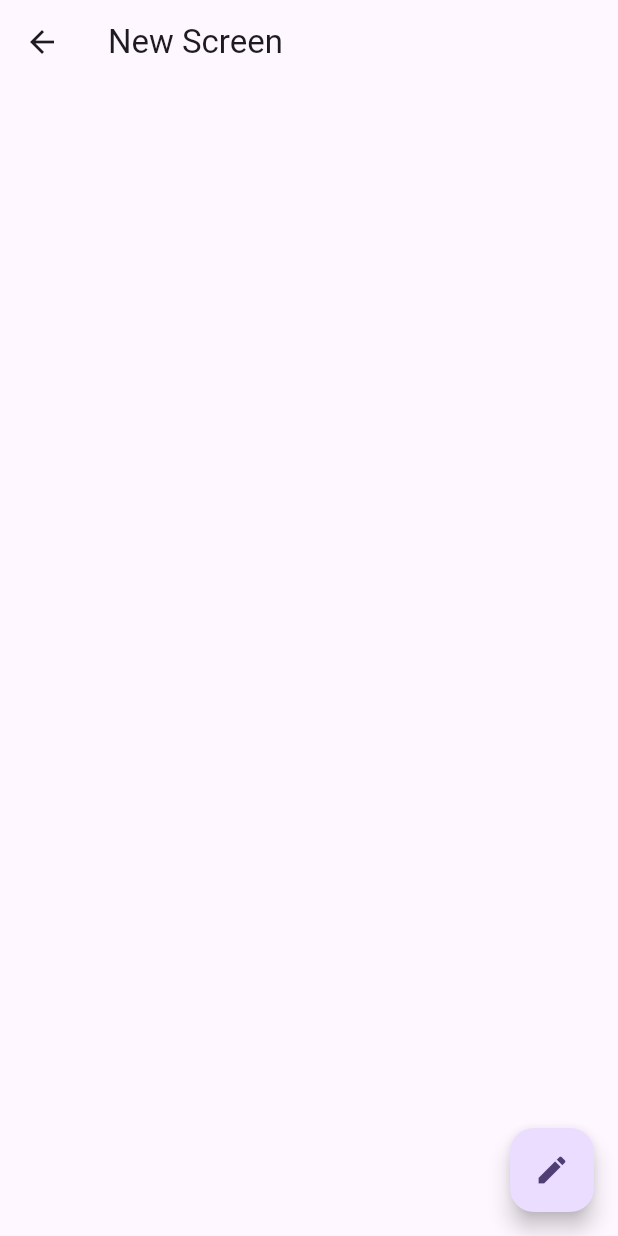
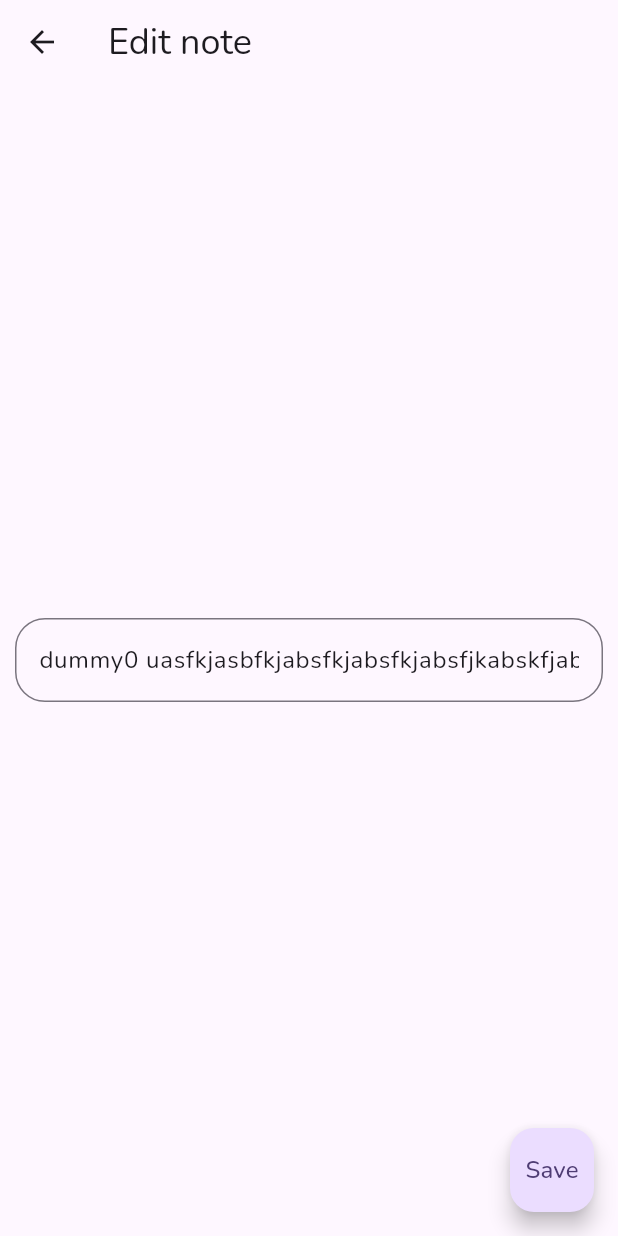
Before and after one commit to MogaDenis/ToDo-List-App, a Flutter app: the screen it shows after launch, after a tap on the "add" icon, after a tap on the "edit" icon, on a phone screen of 412 x 824 dp. Run offline on Flutter 3.47's test engine with Material 3 defaults, Android fonts, the phone set to English and light mode, and no system bars; our stand-ins replace google_fonts.

Commit message:
Now notes can be edited

```diff
--- /dev/null
+++ b/lib/constants/constants.dart
@@ -0,0 +1,24 @@
+import 'package:flutter/material.dart';
+import 'package:google_fonts/google_fonts.dart';
+
+class ColorConstants {
+  static const Color black = Colors.black;
+  static const Color white = Colors.white;
+}
+
+class FontConstants {
+  static String robotoFont = GoogleFonts.roboto().fontFamily!;
+  static String nunitoFont = GoogleFonts.nunito().fontFamily!;
+}
+
+class TextStyleConstants {
+  static TextStyle textStyleSmall = TextStyle(
+    fontFamily: GoogleFonts.nunito().fontFamily,
+    fontSize: 16,
+  );
+
+  static TextStyle textStyleLarge = TextStyle(
+    fontFamily: GoogleFonts.nunito().fontFamily,
+    fontSize: 24,
+  );
+}
--- a/lib/main.dart
+++ b/lib/main.dart
@@ -1,4 +1,5 @@
 import 'package:flutter/material.dart';
+import 'package:todo_list_app/constants/constants.dart';
 import 'package:todo_list_app/controller/controller.dart';
 import 'package:todo_list_app/model/todo_item.dart';
 import 'package:todo_list_app/notifications/notifications.dart';
@@ -89,7 +90,10 @@ class _HomePageState extends State<HomePage> {
     return Scaffold(
       appBar: AppBar(
         backgroundColor: Theme.of(context).colorScheme.inversePrimary,
-        title: Text(widget.title),
+        title: Text(
+          widget.title,
+          style: TextStyleConstants.textStyleLarge,
+        ),
         actions: <Widget>[
           Container(
             margin: const EdgeInsets.all(10),
@@ -105,7 +109,7 @@ class _HomePageState extends State<HomePage> {
                 },
               ),
             ),
-          )
+          ),
         ],
       ),
       body: Column(
@@ -126,7 +130,8 @@ class _HomePageState extends State<HomePage> {
                         widget._controller,
                         context);
                   }),
-          )),
+            ),
+          ),
         ],
       ),
       floatingActionButton: FloatingActionButton.small(
--- a/lib/widgets/editTodoItemWidget/edit_todo_item_widget.dart
+++ b/lib/widgets/editTodoItemWidget/edit_todo_item_widget.dart
@@ -1,14 +1,18 @@
 import 'package:flutter/material.dart';
+import 'package:todo_list_app/constants/constants.dart';
 import 'package:todo_list_app/model/todo_item.dart';
 import 'package:todo_list_app/notifications/notifications.dart';
 
 class EditItemScreen extends StatefulWidget {
   late final ToDoItem _toDoItem;
   late final BuildContext _parentContext;
+  late final TextEditingController _textEditingController;
 
   EditItemScreen(ToDoItem toDoItem, BuildContext parentContext, {super.key}) {
     _toDoItem = toDoItem;
     _parentContext = parentContext;
+    _textEditingController =
+        TextEditingController(text: toDoItem.getDescription());
   }
 
   @override
@@ -19,12 +23,34 @@ class _EditItemScreenState extends State<EditItemScreen> {
   @override
   Widget build(BuildContext context) {
     return Scaffold(
-      appBar: AppBar(title: const Text('New Screen')),
-      floatingActionButton: FloatingActionButton(onPressed: () {
-        widget._toDoItem.changeDescription("It works");
-        const ModifiedItemNotification().dispatch(widget._parentContext);
-      },
-      child: const Icon(Icons.edit),
+      appBar: AppBar(
+        title: Text(style: TextStyleConstants.textStyleLarge, 'Edit note'),
+      ),
+      body: Padding(
+        padding: const EdgeInsets.all(10.0),
+        child: Center(
+          child: TextField(
+            style: TextStyleConstants.textStyleSmall,
+            controller: widget._textEditingController,
+            decoration: const InputDecoration(
+              border: OutlineInputBorder(
+                borderRadius: BorderRadius.all(Radius.circular(20)),
+              ),
+            ),
+          ),
+        ),
+      ),
+      floatingActionButton: FloatingActionButton(
+        onPressed: () {
+          widget._toDoItem
+              .changeDescription(widget._textEditingController.text);
+          const ModifiedItemNotification().dispatch(widget._parentContext);
+          Navigator.of(context).pop();
+        },
+        child: Padding(
+          padding: const EdgeInsets.all(3.0),
+          child: Text(style: TextStyleConstants.textStyleSmall, "Save"),
+        ),
       ),
     );
   }
--- a/lib/widgets/todoItemWidget/todo_item_widget.dart
+++ b/lib/widgets/todoItemWidget/todo_item_widget.dart
@@ -1,4 +1,5 @@
 import 'package:flutter/material.dart';
+import 'package:todo_list_app/constants/constants.dart';
 import 'package:todo_list_app/controller/controller.dart';
 import 'package:todo_list_app/model/todo_item.dart';
 import 'package:todo_list_app/notifications/notifications.dart';
@@ -9,7 +10,9 @@ class ToDoItemWidget extends StatefulWidget {
   late final Controller _toDoItemsController;
   late final BuildContext _parentContext;
 
-  ToDoItemWidget(ToDoItem toDoItem, Controller toDoItemsController, BuildContext parentContext, {super.key}) {
+  ToDoItemWidget(ToDoItem toDoItem, Controller toDoItemsController,
+      BuildContext parentContext,
+      {super.key}) {
     _toDoItem = toDoItem;
     _toDoItemsController = toDoItemsController;
     _parentContext = parentContext;
@@ -22,11 +25,30 @@ class ToDoItemWidget extends StatefulWidget {
 class _ToDoItemWidgetState extends State<ToDoItemWidget> {
   @override
   Widget build(BuildContext context) {
-    return Container(
+    return MouseRegion(
+      cursor: SystemMouseCursors.click,
+      child: GestureDetector(
+        onTap: () {
+          showDialog(
+            context: context,
+            builder: (context) => AlertDialog(
+              alignment: Alignment.center,
+              content: Padding(
+                padding: const EdgeInsets.all(10.0),
+                child: Text(
+                  widget._toDoItem.getDescription(),
+                  textAlign: TextAlign.center,
+                  style: TextStyleConstants.textStyleSmall,
+                ),
+              ),
+            ),
+          );
+        },
+        child: Container(
           margin: const EdgeInsets.all(10),
           padding: const EdgeInsets.fromLTRB(10, 10, 50, 10),
           decoration: const BoxDecoration(
-        color:  Colors.blue,
+            color: Colors.blue,
             borderRadius: BorderRadius.all(Radius.circular(20)),
           ),
           child: Row(
@@ -34,18 +56,37 @@ class _ToDoItemWidgetState extends State<ToDoItemWidget> {
               Column(
                 mainAxisAlignment: MainAxisAlignment.spaceBetween,
                 children: <Widget>[
-              IconButton(icon: const Icon(Icons.edit), onPressed: () {
-                Navigator.of(context).push(MaterialPageRoute(builder: (context) => EditItemScreen(widget._toDoItem, widget._parentContext)));
+                  IconButton(
+                      icon: const Icon(Icons.edit),
+                      onPressed: () {
+                        Navigator.of(context).push(MaterialPageRoute(
+                            builder: (context) => EditItemScreen(
+                                widget._toDoItem, widget._parentContext)));
                       }),
-              IconButton(icon: const Icon(Icons.delete), onPressed: () {
-                widget._toDoItemsController.removeItem(widget._toDoItem); // Delete the item.
-                const DeletedItemNotification().dispatch(context); // Send notification to the parent widget.
-              })
+                  IconButton(
+                      icon: const Icon(Icons.delete),
+                      onPressed: () {
+                        widget._toDoItemsController
+                            .removeItem(widget._toDoItem); // Delete the item.
+                        const DeletedItemNotification().dispatch(
+                            context); // Send notification to the parent widget.
+                      }),
                 ],
               ),
-          Text((widget._toDoItem.getDescription().length > 25) ? "${widget._toDoItem.getDescription().substring(0, 25)}..." : widget._toDoItem.getDescription()),
+              Expanded(
+                child: Align(
+                  alignment: Alignment.center,
+                  child: Text(
+                      style: TextStyleConstants.textStyleSmall,
+                      (widget._toDoItem.getDescription().length > 25)
+                          ? "${widget._toDoItem.getDescription().substring(0, 25)}..."
+                          : widget._toDoItem.getDescription()),
+                ),
+              ),
             ],
-      )
+          ),
+        ),
+      ),
     );
   }
 }
--- a/pubspec.yaml
+++ b/pubspec.yaml
@@ -35,6 +35,7 @@ dependencies:
   # The following adds the Cupertino Icons font to your application.
   # Use with the CupertinoIcons class for iOS style icons.
   cupertino_icons: ^1.0.2
+  google_fonts: ^6.1.0
 
 dev_dependencies:
   flutter_test:
```
Also changed, not shown: pubspec.lock, 1 other file. Lines whose indentation alone changed are shown as unchanged.
